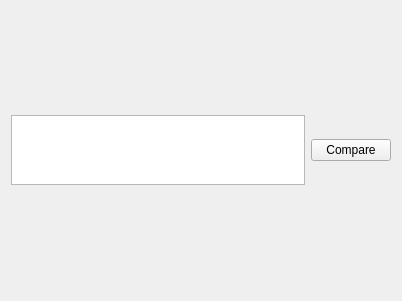
Before: the Qt Designer form finalfusion_inspector/ui_wordsetswidget.ui in finalfusion/finalfusion-inspector, drawn with Qt 5.
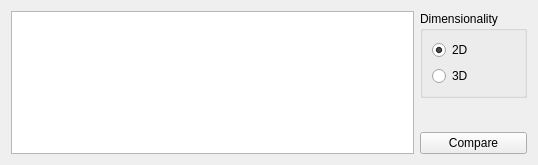
After: the same form once the commit is applied.

Commit message: WIP 3d MDS scatter plot

Patch:
```diff
--- a/finalfusion_inspector/ui_wordsetswidget.ui
+++ b/finalfusion_inspector/ui_wordsetswidget.ui
@@ -6,14 +6,16 @@
    <rect>
     <x>0</x>
     <y>0</y>
-    <width>402</width>
-    <height>301</height>
+    <width>538</width>
+    <height>165</height>
    </rect>
   </property>
   <property name="windowTitle">
    <string>Form</string>
   </property>
-  <layout class="QVBoxLayout" name="verticalLayout">
+  <layout class="QVBoxLayout" name="verticalLayout_3">
+   <item>
+    <layout class="QVBoxLayout" name="mainLayout">
    <item>
     <layout class="QHBoxLayout" name="horizontalLayout">
      <item>
@@ -30,11 +32,56 @@
       </widget>
      </item>
      <item>
+        <layout class="QVBoxLayout" name="verticalLayout_2">
+         <item>
+          <widget class="QGroupBox" name="groupBox">
+           <property name="title">
+            <string>Dimensionality</string>
+           </property>
+           <layout class="QVBoxLayout" name="verticalLayout">
+            <item>
+             <widget class="QRadioButton" name="twoDimRadio">
+              <property name="text">
+               <string>2D</string>
+              </property>
+              <property name="checked">
+               <bool>true</bool>
+              </property>
+             </widget>
+            </item>
+            <item>
+             <widget class="QRadioButton" name="threeDimRadio">
+              <property name="text">
+               <string>3D</string>
+              </property>
+             </widget>
+            </item>
+           </layout>
+          </widget>
+         </item>
+         <item>
+          <spacer name="verticalSpacer">
+           <property name="orientation">
+            <enum>Qt::Vertical</enum>
+           </property>
+           <property name="sizeHint" stdset="0">
+            <size>
+             <width>20</width>
+             <height>40</height>
+            </size>
+           </property>
+          </spacer>
+         </item>
+         <item>
       <widget class="QPushButton" name="visualizeButton">
        <property name="text">
         <string>Compare</string>
        </property>
       </widget>
+         </item>
+        </layout>
+       </item>
+      </layout>
      </item>
     </layout>
    </item>
```
Lines whose indentation alone changed are shown as unchanged. The commit also changes 2 other files.
